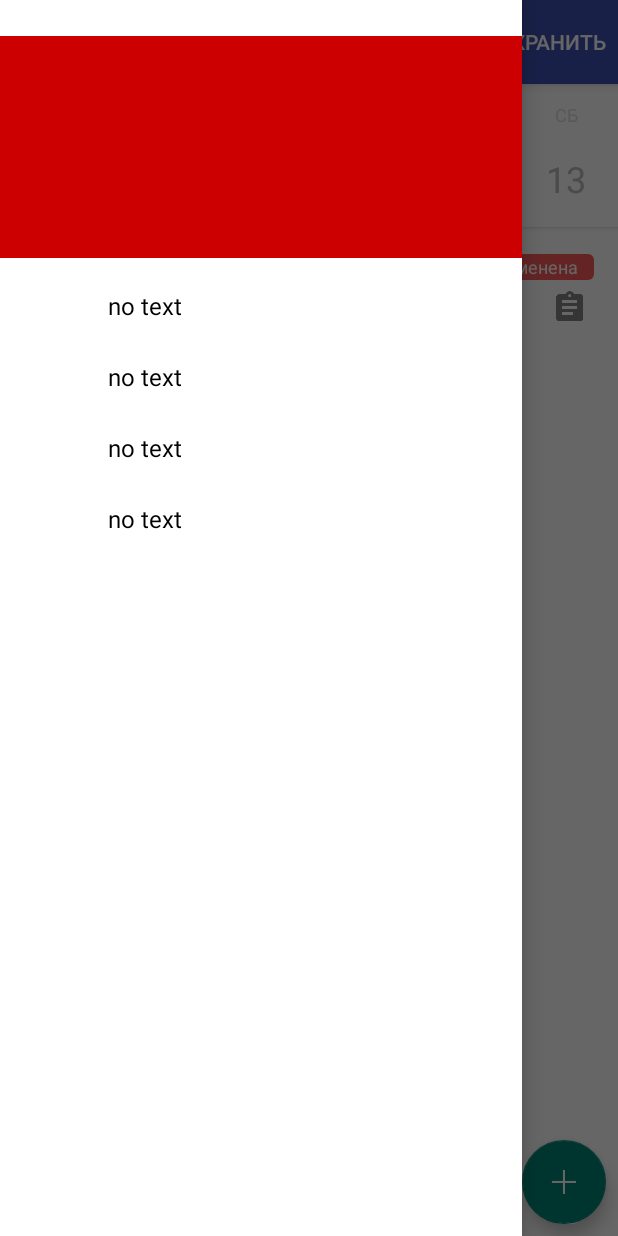
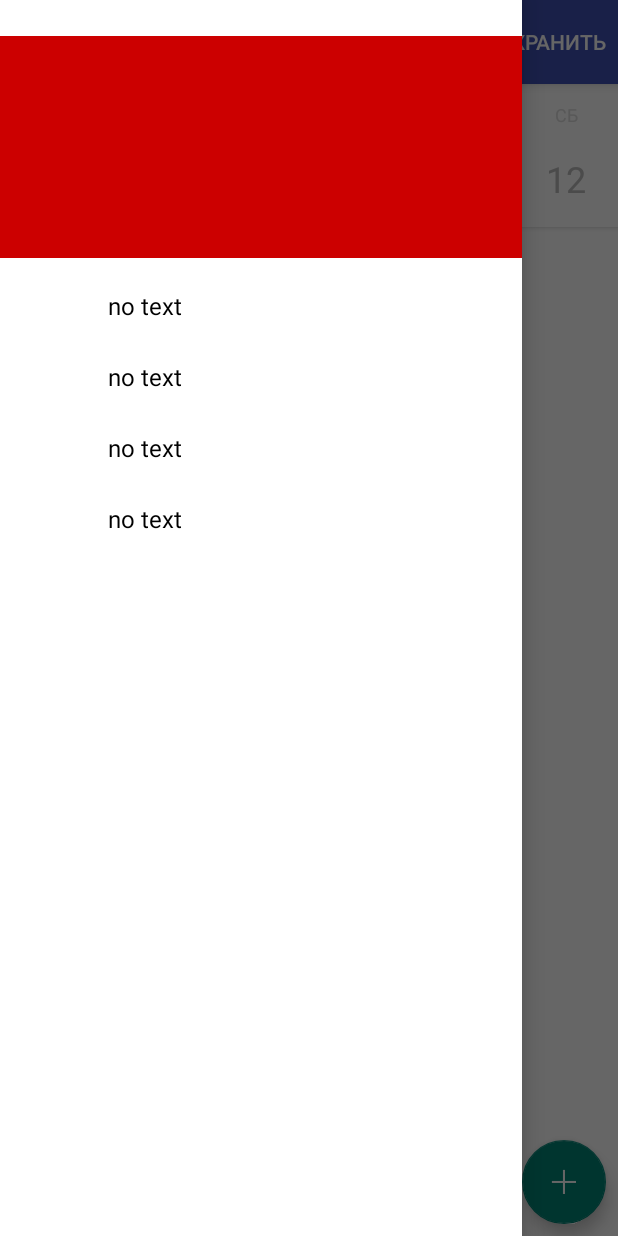
Before and after one commit to annaazzarova/SheduleAndroid, an Android app: the screen it shows after launch (MainActivity), with the side drawer open, on a phone screen of 412 x 824 dp. Run offline under Robolectric (Android 15) with nearby library versions, the phone set to English and light mode, and no system bars; libraries missing offline, so code that uses them is left out: com.github.clans.fab; plain views replace FloatingActionButton; 13 statements that could not run were skipped.

Commit message:
shedule from service

```diff
--- a/application/shedule/app/src/main/AndroidManifest.xml
+++ b/application/shedule/app/src/main/AndroidManifest.xml
@@ -32,6 +32,7 @@
         <activity
             android:name=".activities.CreateNoteLayout"
             android:label="@string/create_note_activity_title">
+
         </activity>
 
         <activity
--- a/application/shedule/app/src/main/java/com/example/anna/shedule/MainActivity.java
+++ b/application/shedule/app/src/main/java/com/example/anna/shedule/MainActivity.java
@@ -1,11 +1,13 @@
 package com.example.anna.shedule;
 
+import android.app.Service;
 import android.os.Bundle;
 import android.support.v4.view.ViewPager;
 import android.support.v7.app.AppCompatActivity;
 import android.support.v7.widget.Toolbar;
 import android.view.Menu;
 import android.view.MenuItem;
+import android.view.View;
 
 import com.example.anna.shedule.activities.menu.BaseActivity;
 import com.example.anna.shedule.application.login.model.LoginError;
@@ -16,9 +18,12 @@ import com.example.anna.shedule.application.schedule.model.Lesson;
 import com.example.anna.shedule.application.schedule.service.ScheduleService;
 import com.example.anna.shedule.application.services.Services;
 import com.example.anna.shedule.application.user.model.User;
+import com.example.anna.shedule.application.user.model.UserType;
+import com.example.anna.shedule.application.user.service.UserService;
 import com.example.anna.shedule.tabs.SampleFragmentPagerAdapter;
 import com.example.anna.shedule.tabs.SlidingTabLayout;
 import com.example.anna.shedule.utils.ContextUtils;
+import com.github.clans.fab.FloatingActionButton;
 
 import java.util.Calendar;
 import java.util.List;
@@ -28,18 +33,26 @@ public class MainActivity extends BaseActivity {
     // Declaring Your View and Variables
 
     public String[] Titles= new String[] {"", "", "", "", "", ""};
-
+    private UserService user_service;
+    User main_activity_user;
 
     @Override
     protected void onCreate(Bundle savedInstanceState) {
         super.onCreate(savedInstanceState);
         setContentView(R.layout.activity_main);
         ContextUtils.setContext(getApplicationContext());
+        user_service = Services.getService(UserService.class);
+        main_activity_user = user_service.getCurrentUser();
+
+        FloatingActionButton fab = (FloatingActionButton) findViewById(R.id.fab);
+        if (main_activity_user.getType() != UserType.CLASS_LEADER) {
+            fab.setVisibility(View.GONE);
+        }
 
         Calendar c = Calendar.getInstance();
         int date = c.get(Calendar.DATE);
         int day_of_week = c.get(Calendar.DAY_OF_WEEK)-1;
-        int firstdate = date - day_of_week +1;
+        int firstdate = date - day_of_week;
         for (int i = 0; i != 6; ++i){
             Titles[i] = String.valueOf(firstdate++);
         }
--- a/application/shedule/app/src/main/java/com/example/anna/shedule/MainActivityNew.java
+++ b/application/shedule/app/src/main/java/com/example/anna/shedule/MainActivityNew.java
@@ -63,7 +63,7 @@ public class MainActivityNew extends ActionBarActivity implements View.OnClickLi
     @Override
     public boolean onCreateOptionsMenu(Menu menu) {
         // Inflate the menu; this adds items to the action bar if it is present.
-        getMenuInflater().inflate(R.menu.menu_main_activity_new, menu);
+        getMenuInflater().inflate(R.menu.menu_main, menu);
         return true;
     }
 
--- a/application/shedule/app/src/main/java/com/example/anna/shedule/PageFragment.java
+++ b/application/shedule/app/src/main/java/com/example/anna/shedule/PageFragment.java
@@ -10,11 +10,19 @@ import android.view.View;
 import android.view.ViewGroup;
 import android.widget.ListView;
 
+import com.example.anna.shedule.application.note.service.NoteService;
+import com.example.anna.shedule.application.schedule.model.Lesson;
+import com.example.anna.shedule.application.schedule.service.ScheduleService;
+import com.example.anna.shedule.application.services.Services;
+import com.example.anna.shedule.application.user.model.User;
+import com.example.anna.shedule.application.user.model.UserType;
+import com.example.anna.shedule.application.user.service.UserService;
 import com.example.anna.shedule.lessons_list.LessonAdapter;
 import com.example.anna.shedule.lessons_list.LessonData;
 import com.github.clans.fab.FloatingActionButton;
 
 import java.util.ArrayList;
+import java.util.List;
 
 /**
  * Created by Anna on 31.05.2015.
@@ -26,8 +34,14 @@ public class PageFragment extends Fragment {
 
     ListView lv;
     Context context;
-    public ArrayList<LessonData> lessons = new ArrayList<LessonData>();
     SharedPreferences sPref;
+    private UserService user_service;
+    User main_activity_user;
+
+    public List<Lesson> lessons;
+    final ScheduleService scheduleService = Services.getService(ScheduleService.class);
+    final NoteService noteService = Services.getService(NoteService.class);
+
 
     public static PageFragment newInstance(int page) {
         Bundle args = new Bundle();
@@ -41,11 +55,7 @@ public class PageFragment extends Fragment {
     public void onCreate(Bundle savedInstanceState) {
         super.onCreate(savedInstanceState);
         mPage = getArguments().getInt(ARG_PAGE);
-        lessons.clear();
-        for (int i = 0; i <= mPage; i++) {
-            lessons.add(new LessonData(i+1, "Парадигмы" + String.valueOf(i), "ПС-33", "лекция", "I/355", "blue", 4));
-        }
-
+        lessons = scheduleService.getSchedule(2015, 5, mPage+1);
     }
 
     @Override
@@ -53,12 +63,10 @@ public class PageFragment extends Fragment {
                              Bundle savedInstanceState) {
         View view = inflater.inflate(R.layout.tab_1, container, false);
         context=getActivity();
+        user_service = Services.getService(UserService.class);
+        main_activity_user = user_service.getCurrentUser();
 
-        boolean isSuper = true;
-        FloatingActionButton fab = (FloatingActionButton)view.findViewById(R.id.fab);
-        if (!isSuper) {
-            fab.setVisibility(View.GONE);
-        }
+
         lv=(ListView) view.findViewById(R.id.listView);
         lv.setAdapter(new LessonAdapter(getActivity(), lessons));
         return view;
--- a/application/shedule/app/src/main/java/com/example/anna/shedule/application/schedule/model/Lesson.java
+++ b/application/shedule/app/src/main/java/com/example/anna/shedule/application/schedule/model/Lesson.java
@@ -174,4 +174,9 @@ public class Lesson implements Serializable {
     public boolean hasNotes() {
         return !notes.isEmpty();
     }
+
+    public String getGroupsAsString() {
+
+        return null;
+    }
 }
--- a/application/shedule/app/src/main/java/com/example/anna/shedule/lessons_list/LessonAdapter.java
+++ b/application/shedule/app/src/main/java/com/example/anna/shedule/lessons_list/LessonAdapter.java
@@ -16,22 +16,27 @@ import android.widget.TextView;
 import android.widget.Toast;
 
 import com.example.anna.shedule.R;
+import com.example.anna.shedule.application.note.service.NoteService;
+import com.example.anna.shedule.application.schedule.model.Lesson;
+import com.example.anna.shedule.application.schedule.service.ScheduleService;
+import com.example.anna.shedule.application.services.Services;
 
 import java.util.ArrayList;
+import java.util.List;
 
 public class LessonAdapter extends BaseAdapter{
     Context context;
 
+    List<Lesson> lessons;
 
     public class LessonHolder {
 
     }
 
-    ArrayList<LessonData> objects;
     private static LayoutInflater inflater=null;
-    public LessonAdapter(FragmentActivity mainActivity, ArrayList<LessonData> lessons) {
+    public LessonAdapter(FragmentActivity mainActivity, List<Lesson> lessons1) {
         // TODO Auto-generated constructor stub
-        objects = lessons;
+        lessons = lessons1;
         context=mainActivity;
         inflater = ( LayoutInflater )context.
                 getSystemService(Context.LAYOUT_INFLATER_SERVICE);
@@ -40,7 +45,7 @@ public class LessonAdapter extends BaseAdapter{
     @Override
     public int getCount() {
         // TODO Auto-generated method stub
-        return objects.size();
+        return lessons.size();
     }
 
     @Override
@@ -49,9 +54,6 @@ public class LessonAdapter extends BaseAdapter{
         return position;
     }
 
-    LessonData getLesson(int position) {
-        return objects.get(position);
-    }
 
     @Override
     public long getItemId(int position) {
@@ -62,7 +64,6 @@ public class LessonAdapter extends BaseAdapter{
     @Override
     public View getView(final int position, View convertView, ViewGroup parent) {
         // TODO Auto-generated method stub
-        LessonData les = getLesson(position);
         final View rowView;
         rowView = inflater.inflate(R.layout.card_layout, null);
         TextView tw_lesson = (TextView) rowView.findViewById(R.id.textLesson);
@@ -70,11 +71,11 @@ public class LessonAdapter extends BaseAdapter{
         TextView tw_type = (TextView) rowView.findViewById(R.id.textType);
         TextView tw_start = (TextView) rowView.findViewById(R.id.startTime);
         TextView tw_end = (TextView) rowView.findViewById(R.id.endTime);
-        tw_start.setText(les.getStart());
-        tw_end.setText(les.getEnd());
-        tw_type.setText(les.getType());
-        tw_lesson.setText(les.getLesson());
-        tw_group.setText(les.getGroup());
+        tw_start.setText(lessons.get(position).getTime().getStartTime());
+        tw_end.setText(lessons.get(position).getTime().getEndTime());
+        tw_type.setText(lessons.get(position).getType().toString());
+        tw_lesson.setText(lessons.get(position).getTitle());
+        tw_group.setText(lessons.get(position).getGroupsAsString());
         rowView.setOnClickListener(new OnClickListener() {
             @Override
             public void onClick(View arg0) {
--- a/application/shedule/app/src/main/java/com/example/anna/shedule/tabs/SampleFragmentPagerAdapter.java
+++ b/application/shedule/app/src/main/java/com/example/anna/shedule/tabs/SampleFragmentPagerAdapter.java
@@ -13,11 +13,13 @@ import com.example.anna.shedule.PageFragment;
 public class SampleFragmentPagerAdapter extends FragmentPagerAdapter {
     final int PAGE_COUNT = 6;
     private String tabTitles[] = new String[] {"", "", "", "", "", ""};
+    private String titles[] = new String[]{};
     private Context context;
 
 
     public SampleFragmentPagerAdapter(FragmentManager fm, Context context, String Titles[]) {
         super(fm);
+        this.titles = Titles;
         this.tabTitles = Titles;
         this.context = context;
     }
@@ -29,7 +31,7 @@ public class SampleFragmentPagerAdapter extends FragmentPagerAdapter {
 
     @Override
     public Fragment getItem(int position) {
-        PageFragment pg = new PageFragment().newInstance(position);
+        PageFragment pg = new PageFragment().newInstance(Integer.parseInt(titles[position+1],10));
         return pg;
     }
 
--- a/application/shedule/app/src/main/res/menu/menu_main.xml
+++ b/application/shedule/app/src/main/res/menu/menu_main.xml
@@ -5,7 +5,7 @@
     <item
         android:id="@+id/action_search"
         android:orderInCategory="200"
-        android:title="zСЕГОДНЯ"
+        android:title="СЕГОДНЯ"
         android:textSize="14dp"
         app:showAsAction="ifRoom" />
 </menu>
```
Also changed, not shown: 1 other file.
